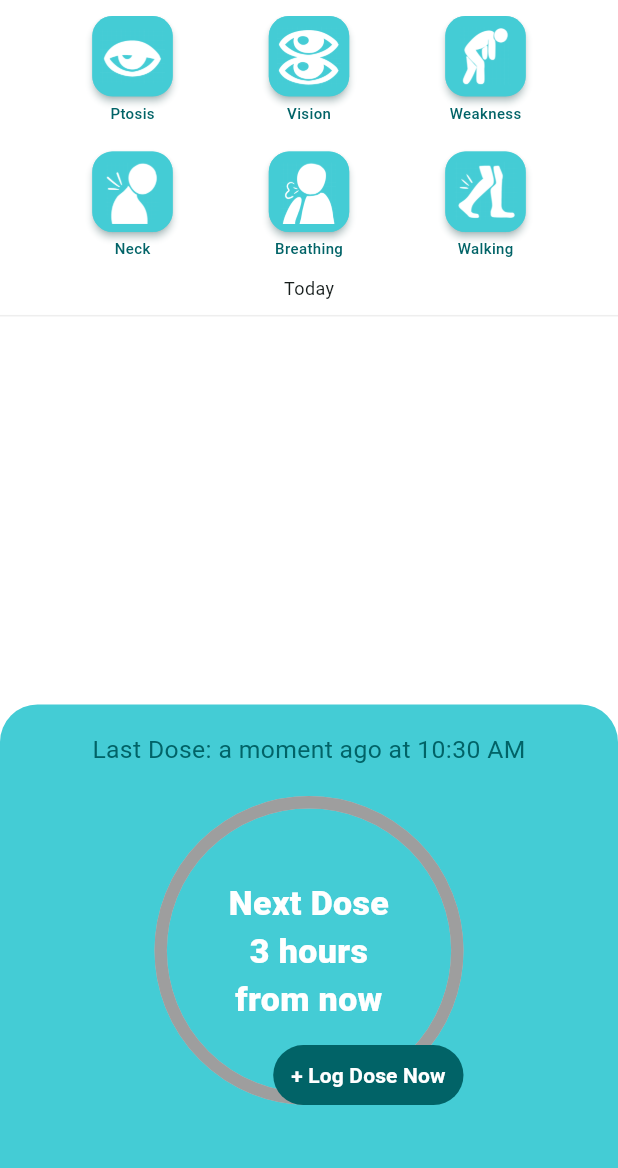
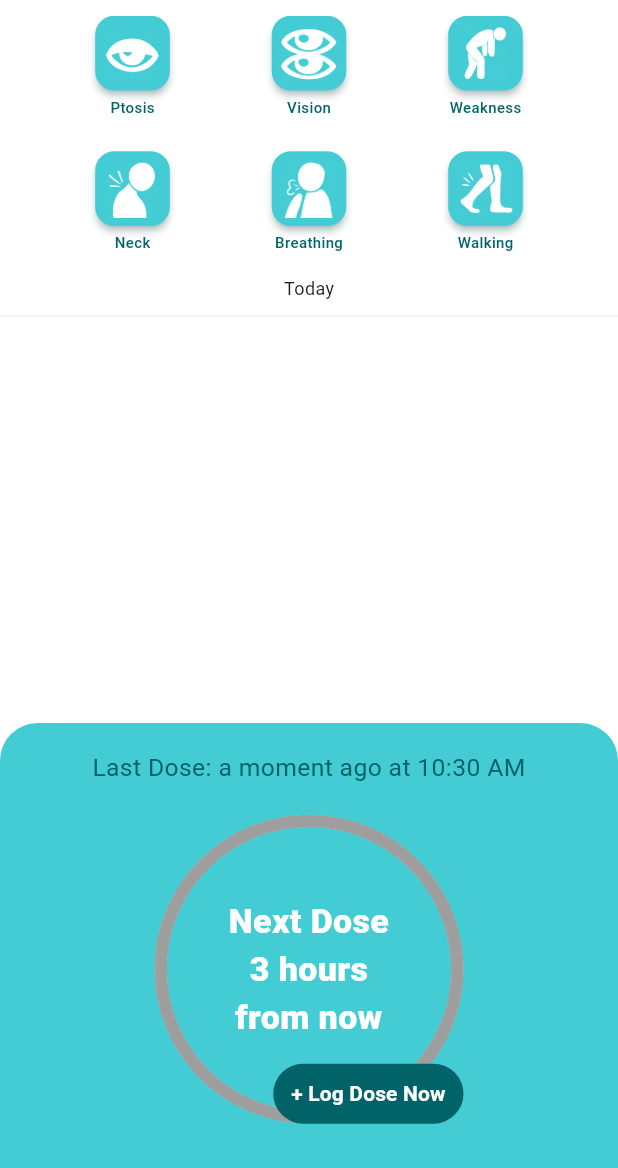
Before and after one commit to dojosgithub/mestinow, a Flutter app: the screen it shows after launch, after a tap on "Skip Tour", on a phone screen of 412 x 824 dp, the part 68-1236 px from its top. Run offline on Flutter 3.47's test engine with Material 3 defaults, Android fonts, the phone set to English and light mode, and no system bars; drawn by our look-alikes of percent_indicator; our stand-ins replace flutter_local_notifications, google_fonts, objectbox, shared_preferences, timeago, timezone; generated files the repository leaves out were written again; Roboto replaces fonts that are missing (Gabarito).

Commit message:
display correctly on all devices

```diff
--- a/lib/pages/status.dart
+++ b/lib/pages/status.dart
@@ -72,7 +72,6 @@ class _StatusPageState extends State<StatusPage> {
     remainingSeconds = totalSeconds;
     lastButtonPressTime = 0;
     super.initState();
-    _loadSavedTime();
     timer = Timer.periodic(Duration(seconds: 20), (timer) {
       setState(() {
         if (lastButtonPressTime != null) {
@@ -84,6 +83,14 @@ class _StatusPageState extends State<StatusPage> {
       });
     });
     initializeNotifications();
+  }
+
+  @override
+  didChangeDependencies() {
+    super.didChangeDependencies();
+    _loadSavedTime();
+    db = Provider.of<DatabaseService>(context);
+    _loadEvents();
   }
 
   Future<void> _saveMedIntake() async {
@@ -271,13 +278,14 @@ class _StatusPageState extends State<StatusPage> {
         itemBuilder: (context, index) {
           final symptom = symptoms[index];
           return SymptomButton(
-            size: screenWidth * 0.13,
+            size: screenHeight * 0.06,
             iconPath: symptom['icon']!,
             label: symptom['label']!,
             onPressed: () {
               setState(() {
                 final label = symptom['label']!;
                 db.logEvent(label);
+                _loadEvents();
               });
             },
           );
@@ -288,8 +296,6 @@ class _StatusPageState extends State<StatusPage> {
 
   @override
   Widget build(BuildContext context) {
-    db = Provider.of<DatabaseService>(context);
-    _loadEvents();
     final l10n = AppLocalizations.of(context)!;
 
     int minutes = remainingSeconds ~/ 60;
@@ -396,15 +402,20 @@ class _StatusPageState extends State<StatusPage> {
       ),
       body: Stack(
         children: [
+          // Main content column
           Padding(
-            padding: const EdgeInsets.only(
-              bottom: 350,
-            ), // Leave space for bottom panel
+            padding: EdgeInsets.only(
+              bottom: min(
+                screenWidth * 0.72,
+                screenHeight * 0.5,
+              ), // Match bottom panel height
+            ),
             child: Column(
               children: [
+                // Fixed symptom grid at the top
                 _buildSymptomGrid(screenWidth, screenHeight),
 
-                // Centered "Today" with underline
+                // Fixed "Today" text and divider
                 Padding(
                   padding: const EdgeInsets.only(top: 0, bottom: 0),
                   child: Column(
@@ -418,26 +429,30 @@ class _StatusPageState extends State<StatusPage> {
                         thickness: 1,
                         color: AppColors.lightGrey,
                         indent: 0,
-                        endIndent: 0, // light underline
+                        endIndent: 0,
                       ),
                     ],
                   ),
                 ),
 
-                // Scrollable List
+                // Scrollable ListView with proper constraints
                 Expanded(
                   child: ListView.separated(
                     itemCount: _events.length,
                     itemBuilder: (context, index) {
                       final event = _events[index];
                       String formattedTime =
-                          '${DateFormat('h:mm a').format(event.timestamp)} '; // e.g., 5:30 PM
-                      return ListTile(
-                        title: Text(
+                          '${DateFormat('h:mm a').format(event.timestamp)} ';
+                      return Container(
+                        padding: EdgeInsets.symmetric(
+                          horizontal: 16.0,
+                          vertical: 10.0,
+                        ),
+                        child: Text(
                           '$formattedTime - ${event.eventType == 'medMestinon' ? 'Mestinon' : event.eventType}',
                           style: TextStyle(
                             fontFamily: _fontFamily,
-                            fontSize: 14,
+                            fontSize: screenHeight * 0.015,
                           ),
                         ),
                       );
@@ -446,21 +461,21 @@ class _StatusPageState extends State<StatusPage> {
                         (context, index) => Divider(
                           color: AppColors.lightGrey,
                           thickness: 1,
-                          height: 0, // tight spacing between items
+                          height: 0,
                           indent: 16,
                           endIndent: 16,
                         ),
                   ),
-                ), // Makes the ListView take up the remaining space
+                ),
               ],
             ),
           ),
+
           // Fixed bottom panel
           Align(
             alignment: Alignment.bottomCenter,
             child: Container(
-              // lower panel
-              height: min(screenWidth * 0.75, screenHeight * 0.5),
+              height: min(screenWidth * 0.72, screenHeight * 0.5),
               width: screenWidth,
               decoration: BoxDecoration(
                 color: backColor,
@@ -495,7 +510,6 @@ class _StatusPageState extends State<StatusPage> {
                         screenHeight,
                         l10n,
                       ),
-                      // SizedBox(height: 50),
                       Positioned(
                         bottom: 0,
                         right: 0,
--- a/lib/widgets/symptom_button.dart
+++ b/lib/widgets/symptom_button.dart
@@ -17,7 +17,6 @@ class SymptomButton extends StatelessWidget {
 
   @override
   Widget build(BuildContext context) {
-    print('symptom button size: $size');
     return Column(
       mainAxisSize: MainAxisSize.min,
       children: [
```
